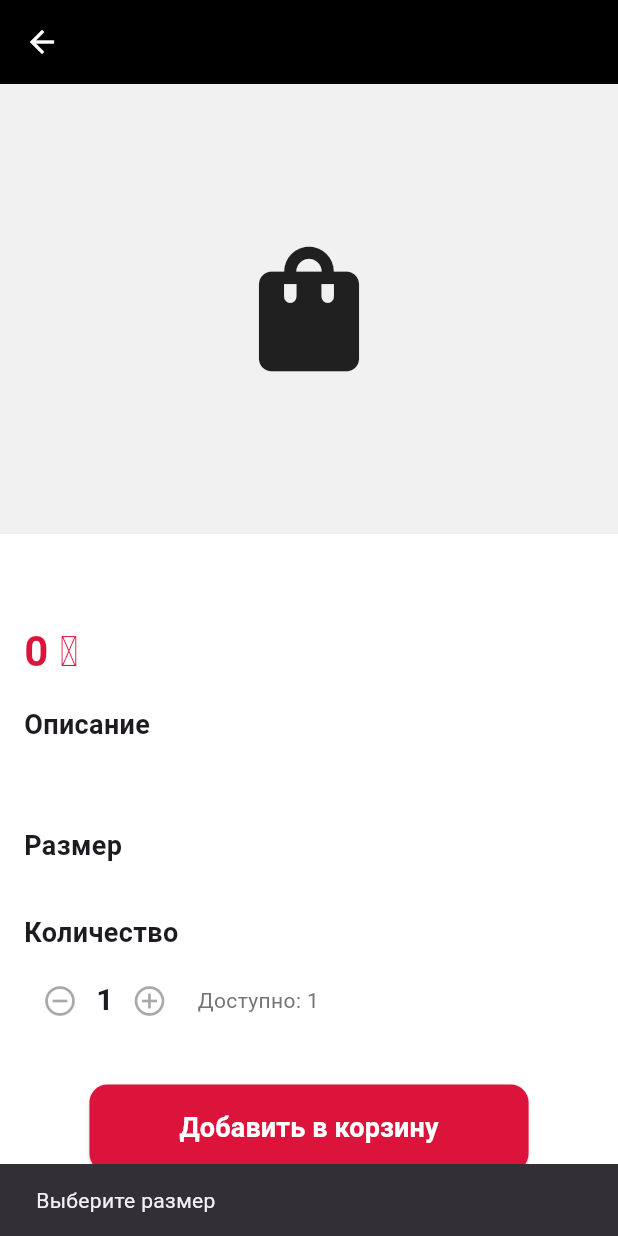
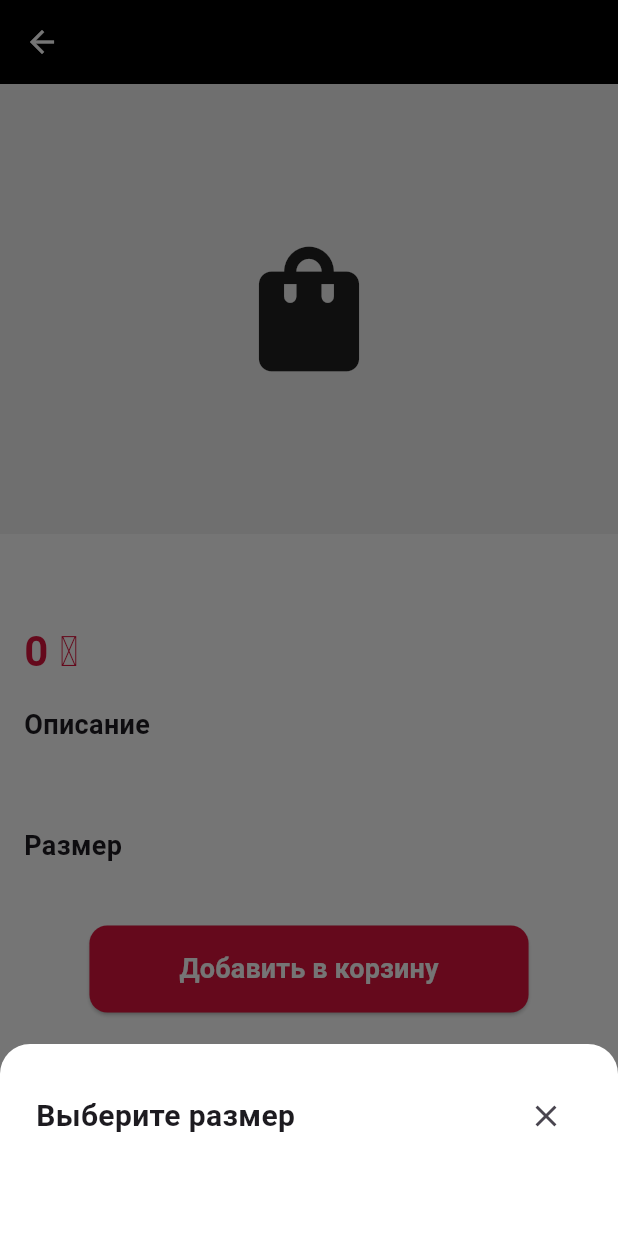
Before and after one commit to nurlan2209/spanspan, a Flutter app: the ProductDetailScreen screen opened directly with empty values, after a tap on "Добавить в корзину", on a phone screen of 412 x 824 dp. Run offline on Flutter 3.47's test engine with Material 3 defaults, Android fonts, the phone set to English and light mode, and no system bars; our stand-ins replace image_picker, shared_preferences; accounts and stored records are empty.

Commit message:
add korzina

```diff
--- a/ortus_app/lib/screens/product_detail_screen.dart
+++ b/ortus_app/lib/screens/product_detail_screen.dart
@@ -66,8 +66,10 @@ class _ProductDetailScreenState extends State<ProductDetailScreen> {
                   ),
                   const SizedBox(height: 24),
                   _buildSizeSelector(),
-                  const SizedBox(height: 24),
-                  _buildQuantitySelector(),
+                  if (_selectedSize != null) ...[
+                    const SizedBox(height: 24),
+                    _buildQuantitySelector(),
+                  ],
                   const SizedBox(height: 32),
                   Center(
                     child: CustomButton(
@@ -195,9 +197,8 @@ class _ProductDetailScreenState extends State<ProductDetailScreen> {
 
   void _addToCart() async {
     if (_selectedSize == null) {
-      ScaffoldMessenger.of(
-        context,
-      ).showSnackBar(const SnackBar(content: Text('Выберите размер')));
+      // Показываем модальное окно выбора размера
+      _showSizeSelectionModal();
       return;
     }
 
@@ -221,4 +222,70 @@ class _ProductDetailScreenState extends State<ProductDetailScreen> {
       );
     }
   }
+
+  void _showSizeSelectionModal() {
+    showModalBottomSheet(
+      context: context,
+      backgroundColor: Colors.transparent,
+      builder: (context) => Container(
+        decoration: const BoxDecoration(
+          color: AppColors.white,
+          borderRadius: BorderRadius.vertical(top: Radius.circular(20)),
+        ),
+        padding: const EdgeInsets.all(24),
+        child: Column(
+          mainAxisSize: MainAxisSize.min,
+          crossAxisAlignment: CrossAxisAlignment.start,
+          children: [
+            Row(
+              mainAxisAlignment: MainAxisAlignment.spaceBetween,
+              children: [
+                const Text(
+                  'Выберите размер',
+                  style: TextStyle(fontSize: 20, fontWeight: FontWeight.bold),
+                ),
+                IconButton(
+                  onPressed: () => Navigator.pop(context),
+                  icon: const Icon(Icons.close),
+                ),
+              ],
+            ),
+            const SizedBox(height: 16),
+            Wrap(
+              spacing: 8,
+              runSpacing: 8,
+              children: widget.product.sizes.map((sizeData) {
+                final isAvailable = sizeData.stock > 0;
+                return ChoiceChip(
+                  label: Text('${sizeData.size} (${sizeData.stock})'),
+                  selected: false,
+                  onSelected: isAvailable
+                      ? (selected) {
+                          setState(() {
+                            _selectedSize = sizeData.size;
+                            _quantity = 1;
+                          });
+                          Navigator.pop(context);
+                          // Автоматически добавляем в корзину после выбора
+                          _addToCart();
+                        }
+                      : null,
+                  backgroundColor: isAvailable
+                      ? AppColors.white
+                      : AppColors.grey.withOpacity(0.3),
+                  selectedColor: AppColors.primary,
+                  labelStyle: TextStyle(
+                    color: isAvailable ? AppColors.black : AppColors.grey,
+                    fontWeight: FontWeight.bold,
+                  ),
+                  disabledColor: AppColors.grey.withOpacity(0.3),
+                );
+              }).toList(),
+            ),
+            const SizedBox(height: 16),
+          ],
+        ),
+      ),
+    );
+  }
 }
```
Also changed, not shown: 2 other files.
